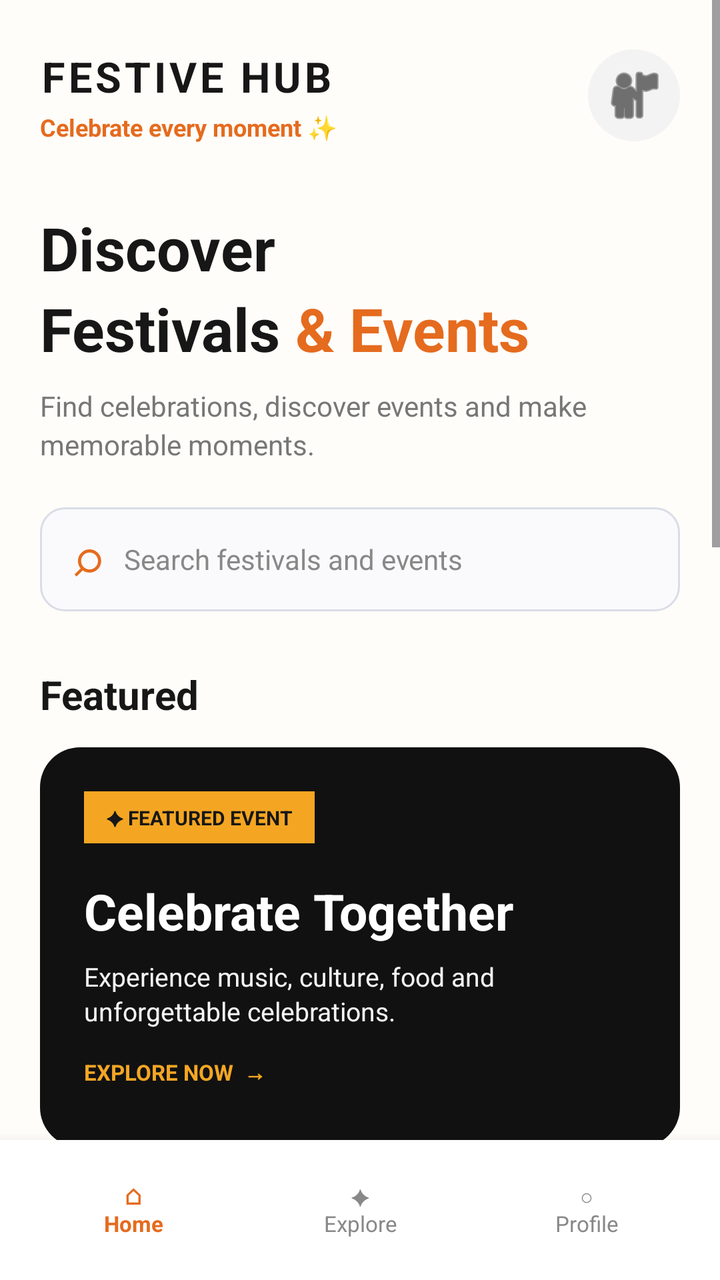
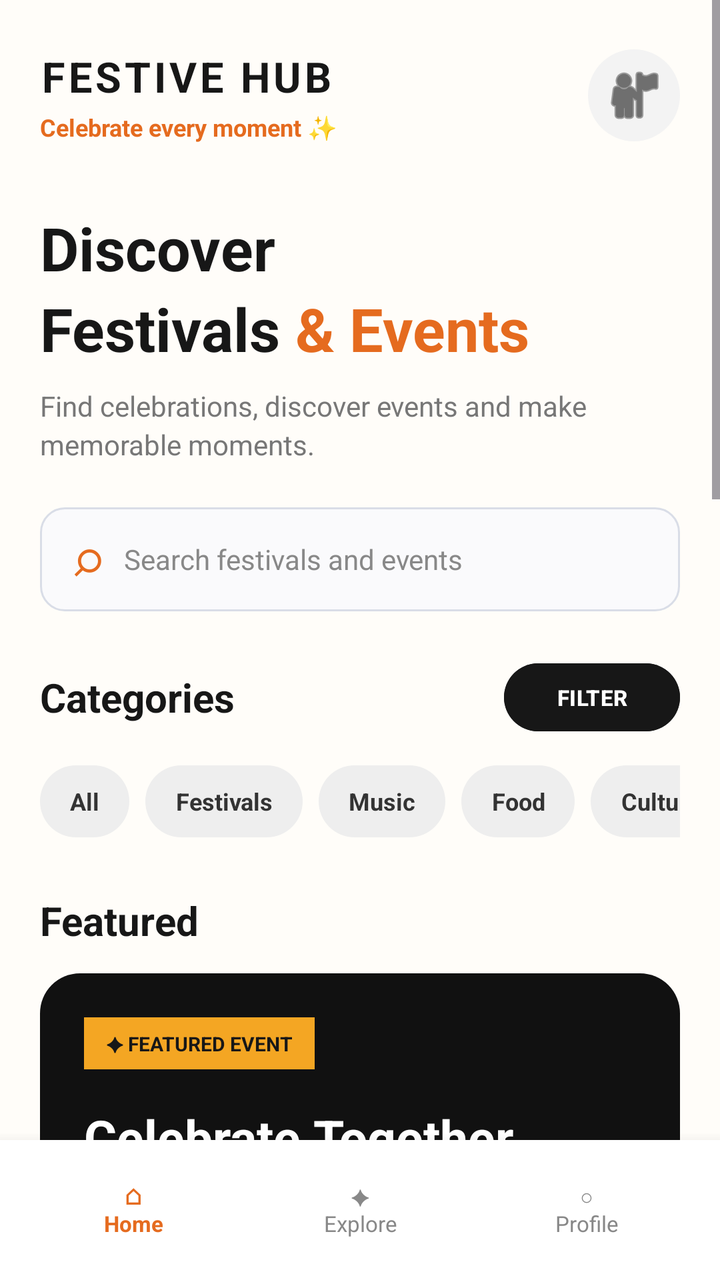

Compare the two renders of this Android layout. The source of the first and the diff that turns it into the second are given below.
<!-- AndroidManifest.xml: application theme Theme.Festive_hub -->
<!-- res/layout/activity_main.xml -->
<?xml version="1.0" encoding="utf-8"?>
<androidx.constraintlayout.widget.ConstraintLayout
    xmlns:android="http://schemas.android.com/apk/res/android"
    xmlns:app="http://schemas.android.com/apk/res-auto"
    android:id="@+id/main"
    android:layout_width="match_parent"
    android:layout_height="match_parent"
    android:background="#FFFDF9">

    <ScrollView
        android:layout_width="0dp"
        android:layout_height="0dp"
        android:fillViewport="true"
        android:clipToPadding="false"
        app:layout_constraintTop_toTopOf="parent"
        app:layout_constraintBottom_toTopOf="@id/bottomNavigation"
        app:layout_constraintStart_toStartOf="parent"
        app:layout_constraintEnd_toEndOf="parent">

        <LinearLayout
            android:layout_width="match_parent"
            android:layout_height="wrap_content"
            android:orientation="vertical"
            android:paddingStart="20dp"
            android:paddingTop="24dp"
            android:paddingEnd="20dp"
            android:paddingBottom="30dp">

            <LinearLayout
                android:layout_width="match_parent"
                android:layout_height="wrap_content"
                android:gravity="center_vertical"
                android:orientation="horizontal">

                <LinearLayout
                    android:layout_width="0dp"
                    android:layout_height="wrap_content"
                    android:layout_weight="1"
                    android:orientation="vertical">

                    <TextView
                        android:layout_width="wrap_content"
                        android:layout_height="wrap_content"
                        android:text="FESTIVE HUB"
                        android:textColor="#171717"
                        android:textSize="21sp"
                        android:textStyle="bold"
                        android:letterSpacing="0.08" />

                    <TextView
                        android:layout_width="wrap_content"
                        android:layout_height="wrap_content"
                        android:layout_marginTop="3dp"
                        android:text="Celebrate every moment ✨"
                        android:textColor="#E56B1F"
                        android:textSize="12sp"
                        android:textStyle="bold" />

                </LinearLayout>

                <ImageButton
                    android:id="@+id/btnProfile"
                    android:layout_width="46dp"
                    android:layout_height="46dp"
                    android:background="@drawable/bg_circle_light"
                    android:contentDescription="Profile"
                    android:padding="12dp"
                    android:src="@android:drawable/ic_menu_myplaces"
                    app:tint="#171717" />

            </LinearLayout>

            <TextView
                android:layout_width="match_parent"
                android:layout_height="wrap_content"
                android:layout_marginTop="32dp"
                android:text="Discover"
                android:textColor="#171717"
                android:textSize="30sp"
                android:textStyle="bold" />

            <LinearLayout
                android:layout_width="wrap_content"
                android:layout_height="wrap_content"
                android:orientation="horizontal">

                <TextView
                    android:layout_width="wrap_content"
                    android:layout_height="wrap_content"
                    android:text="Festivals "
                    android:textColor="#171717"
                    android:textSize="30sp"
                    android:textStyle="bold" />

                <TextView
                    android:layout_width="wrap_content"
                    android:layout_height="wrap_content"
                    android:text="&amp; Events"
                    android:textColor="#E56B1F"
                    android:textSize="30sp"
                    android:textStyle="bold" />

            </LinearLayout>

            <TextView
                android:layout_width="match_parent"
                android:layout_height="wrap_content"
                android:layout_marginTop="9dp"
                android:text="Find celebrations, discover events and make memorable moments."
                android:textColor="#777777"
                android:textSize="14sp"
                android:lineSpacingExtra="3dp" />

            <LinearLayout
                android:layout_width="match_parent"
                android:layout_height="52dp"
                android:layout_marginTop="22dp"
                android:background="@drawable/bg_input"
                android:gravity="center_vertical"
                android:paddingStart="16dp"
                android:paddingEnd="16dp"
                android:orientation="horizontal">

                <TextView
                    android:layout_width="wrap_content"
                    android:layout_height="wrap_content"
                    android:text="⌕"
                    android:textColor="#E56B1F"
                    android:textSize="25sp" />

                <TextView
                    android:layout_width="0dp"
                    android:layout_height="wrap_content"
                    android:layout_weight="1"
                    android:layout_marginStart="10dp"
                    android:text="Search festivals and events"
                    android:textColor="#888888"
                    android:textSize="14sp" />

            </LinearLayout>

            <TextView
                android:layout_width="wrap_content"
                android:layout_height="wrap_content"
                android:layout_marginTop="28dp"
                android:text="Featured"
                android:textColor="#171717"
                android:textSize="20sp"
                android:textStyle="bold" />

            <LinearLayout
                android:layout_width="match_parent"
                android:layout_height="200dp"
                android:layout_marginTop="13dp"
                android:background="@drawable/bg_featured"
                android:orientation="vertical"
                android:padding="22dp">

                <LinearLayout
                    android:layout_width="wrap_content"
                    android:layout_height="wrap_content"
                    android:background="#F4A623"
                    android:paddingStart="11dp"
                    android:paddingTop="6dp"
                    android:paddingEnd="11dp"
                    android:paddingBottom="6dp">

                    <TextView
                        android:layout_width="wrap_content"
                        android:layout_height="wrap_content"
                        android:text="✦ FEATURED EVENT"
                        android:textColor="#171717"
                        android:textSize="10sp"
                        android:textStyle="bold" />

                </LinearLayout>

                <TextView
                    android:layout_width="match_parent"
                    android:layout_height="wrap_content"
                    android:layout_marginTop="17dp"
                    android:text="Celebrate Together"
                    android:textColor="#FFFFFF"
                    android:textSize="25sp"
                    android:textStyle="bold" />

                <TextView
                    android:layout_width="match_parent"
                    android:layout_height="wrap_content"
                    android:layout_marginTop="7dp"
                    android:text="Experience music, culture, food and unforgettable celebrations."
                    android:textColor="#F4F4F4"
                    android:textSize="13sp"
                    android:lineSpacingExtra="2dp" />

                <TextView
                    android:layout_width="wrap_content"
                    android:layout_height="wrap_content"
                    android:layout_marginTop="14dp"
                    android:text="EXPLORE NOW  →"
                    android:textColor="#F4A623"
                    android:textSize="11sp"
                    android:textStyle="bold" />

            </LinearLayout>

            <TextView
                android:layout_width="wrap_content"
                android:layout_height="wrap_content"
                android:layout_marginTop="28dp"
                android:text="Explore"
                android:textColor="#171717"
                android:textSize="20sp"
                android:textStyle="bold" />

            <LinearLayout
                android:layout_width="match_parent"
                android:layout_height="wrap_content"
                android:layout_marginTop="13dp"
                android:orientation="horizontal">

                <LinearLayout
                    android:id="@+id/cardFestivals"
                    android:layout_width="0dp"
                    android:layout_height="125dp"
                    android:layout_marginEnd="6dp"
                    android:layout_weight="1"
                    android:background="@drawable/bg_card"
                    android:clickable="true"
                    android:focusable="true"
                    android:orientation="vertical"
                    android:padding="16dp">

                    <TextView
                        android:layout_width="42dp"
                        android:layout_height="42dp"
                        android:background="#FFF0D9"
                        android:gravity="center"
                        android:text="✦"
                        android:textColor="#E56B1F"
                        android:textSize="24sp" />

                    <TextView
                        android:layout_width="wrap_content"
                        android:layout_height="wrap_content"
                        android:layout_marginTop="8dp"
                        android:text="Festivals"
                        android:textColor="#171717"
                        android:textSize="15sp"
                        android:textStyle="bold" />

                    <TextView
                        android:layout_width="wrap_content"
                        android:layout_height="wrap_content"
                        android:text="Discover"
                        android:textColor="#777777"
                        android:textSize="11sp" />

                </LinearLayout>

                <LinearLayout
                    android:id="@+id/cardEvents"
                    android:layout_width="0dp"
                    android:layout_height="125dp"
                    android:layout_marginStart="6dp"
                    android:layout_weight="1"
                    android:background="@drawable/bg_card"
                    android:clickable="true"
                    android:focusable="true"
                    android:orientation="vertical"
                    android:padding="16dp">

                    <TextView
                        android:layout_width="42dp"
                        android:layout_height="42dp"
                        android:background="#FCE6F0"
                        android:gravity="center"
                        android:text="◷"
                        android:textColor="#D93F73"
                        android:textSize="24sp" />

                    <TextView
                        android:layout_width="wrap_content"
                        android:layout_height="wrap_content"
                        android:layout_marginTop="8dp"
                        android:text="Events"
                        android:textColor="#171717"
                        android:textSize="15sp"
                        android:textStyle="bold" />

                    <TextView
                        android:layout_width="wrap_content"
                        android:layout_height="wrap_content"
                        android:text="What's next"
                        android:textColor="#777777"
                        android:textSize="11sp" />

                </LinearLayout>

            </LinearLayout>

            <LinearLayout
                android:layout_width="match_parent"
                android:layout_height="wrap_content"
                android:layout_marginTop="30dp"
                android:gravity="center_vertical"
                android:orientation="horizontal">

                <TextView
                    android:layout_width="0dp"
                    android:layout_height="wrap_content"
                    android:layout_weight="1"
                    android:text="Upcoming Events"
                    android:textColor="#171717"
                    android:textSize="20sp"
                    android:textStyle="bold" />

                <TextView
                    android:id="@+id/txtSeeAll"
                    android:layout_width="wrap_content"
                    android:layout_height="wrap_content"
                    android:text="See all  →"
                    android:textColor="#E56B1F"
                    android:textSize="12sp"
                    android:textStyle="bold" />

            </LinearLayout>

            <LinearLayout
                android:id="@+id/eventCard"
                android:layout_width="match_parent"
                android:layout_height="100dp"
                android:layout_marginTop="14dp"
                android:background="@drawable/bg_card"
                android:gravity="center_vertical"
                android:orientation="horizontal"
                android:padding="13dp">

                <LinearLayout
                    android:layout_width="60dp"
                    android:layout_height="70dp"
                    android:background="#E56B1F"
                    android:gravity="center"
                    android:orientation="vertical">

                    <TextView
                        android:layout_width="wrap_content"
                        android:layout_height="wrap_content"
                        android:text="24"
                        android:textColor="#FFFFFF"
                        android:textSize="21sp"
                        android:textStyle="bold" />

                    <TextView
                        android:layout_width="wrap_content"
                        android:layout_height="wrap_content"
                        android:text="OCT"
                        android:textColor="#FFFFFF"
                        android:textSize="10sp"
                        android:textStyle="bold" />

                </LinearLayout>

                <LinearLayout
                    android:layout_width="0dp"
                    android:layout_height="wrap_content"
                    android:layout_marginStart="14dp"
                    android:layout_weight="1"
                    android:orientation="vertical">

                    <TextView
                        android:layout_width="match_parent"
                        android:layout_height="wrap_content"
                        android:text="Diwali Celebration"
                        android:textColor="#171717"
                        android:textSize="15sp"
                        android:textStyle="bold" />

                    <TextView
                        android:layout_width="match_parent"
                        android:layout_height="wrap_content"
                        android:layout_marginTop="5dp"
                        android:text="New Delhi • 6:00 PM"
                        android:textColor="#777777"
                        android:textSize="12sp" />

                    <TextView
                        android:layout_width="wrap_content"
                        android:layout_height="wrap_content"
                        android:layout_marginTop="5dp"
                        android:text="₹499"
                        android:textColor="#E56B1F"
                        android:textSize="12sp"
                        android:textStyle="bold" />

                </LinearLayout>

                <TextView
                    android:layout_width="wrap_content"
                    android:layout_height="wrap_content"
                    android:text="›"
                    android:textColor="#E56B1F"
                    android:textSize="28sp" />

            </LinearLayout>

            <LinearLayout
                android:layout_width="match_parent"
                android:layout_height="100dp"
                android:layout_marginTop="10dp"
                android:background="@drawable/bg_card"
                android:gravity="center_vertical"
                android:orientation="horizontal"
                android:padding="13dp">

                <LinearLayout
                    android:layout_width="60dp"
                    android:layout_height="70dp"
                    android:background="#D93F73"
                    android:gravity="center"
                    android:orientation="vertical">

                    <TextView
                        android:layout_width="wrap_content"
                        android:layout_height="wrap_content"
                        android:text="02"
                        android:textColor="#FFFFFF"
                        android:textSize="21sp"
                        android:textStyle="bold" />

                    <TextView
                        android:layout_width="wrap_content"
                        android:layout_height="wrap_content"
                        android:text="NOV"
                        android:textColor="#FFFFFF"
                        android:textSize="10sp"
                        android:textStyle="bold" />

                </LinearLayout>

                <LinearLayout
                    android:layout_width="0dp"
                    android:layout_height="wrap_content"
                    android:layout_marginStart="14dp"
                    android:layout_weight="1"
                    android:orientation="vertical">

                    <TextView
                        android:layout_width="match_parent"
                        android:layout_height="wrap_content"
                        android:text="Navratri Night"
                        android:textColor="#171717"
                        android:textSize="15sp"
                        android:textStyle="bold" />

                    <TextView
                        android:layout_width="match_parent"
                        android:layout_height="wrap_content"
                        android:layout_marginTop="5dp"
                        android:text="Ahmedabad • 7:30 PM"
                        android:textColor="#777777"
                        android:textSize="12sp" />

                    <TextView
                        android:layout_width="wrap_content"
                        android:layout_height="wrap_content"
                        android:layout_marginTop="5dp"
                        android:text="₹699"
                        android:textColor="#D93F73"
                        android:textSize="12sp"
                        android:textStyle="bold" />

                </LinearLayout>

                <TextView
                    android:layout_width="wrap_content"
                    android:layout_height="wrap_content"
                    android:text="›"
                    android:textColor="#D93F73"
                    android:textSize="28sp" />

            </LinearLayout>

            <LinearLayout
                android:layout_width="match_parent"
                android:layout_height="100dp"
                android:layout_marginTop="10dp"
                android:background="@drawable/bg_card"
                android:gravity="center_vertical"
                android:orientation="horizontal"
                android:padding="13dp">

                <LinearLayout
                    android:layout_width="60dp"
                    android:layout_height="70dp"
                    android:background="#2F8F5B"
                    android:gravity="center"
                    android:orientation="vertical">

                    <TextView
                        android:layout_width="wrap_content"
                        android:layout_height="wrap_content"
                        android:text="15"
                        android:textColor="#FFFFFF"
                        android:textSize="21sp"
                        android:textStyle="bold" />

                    <TextView
                        android:layout_width="wrap_content"
                        android:layout_height="wrap_content"
                        android:text="NOV"
                        android:textColor="#FFFFFF"
                        android:textSize="10sp"
                        android:textStyle="bold" />

                </LinearLayout>

                <LinearLayout
                    android:layout_width="0dp"
                    android:layout_height="wrap_content"
                    android:layout_marginStart="14dp"
                    android:layout_weight="1"
                    android:orientation="vertical">

                    <TextView
                        android:layout_width="match_parent"
                        android:layout_height="wrap_content"
                        android:text="Food &amp; Culture Fest"
                        android:textColor="#171717"
                        android:textSize="15sp"
                        android:textStyle="bold" />

                    <TextView
                        android:layout_width="match_parent"
                        android:layout_height="wrap_content"
                        android:layout_marginTop="5dp"
                        android:text="Mumbai • 5:00 PM"
                        android:textColor="#777777"
                        android:textSize="12sp" />

                    <TextView
                        android:layout_width="wrap_content"
                        android:layout_height="wrap_content"
                        android:layout_marginTop="5dp"
                        android:text="₹299"
                        android:textColor="#2F8F5B"
                        android:textSize="12sp"
                        android:textStyle="bold" />

                </LinearLayout>

                <TextView
                    android:layout_width="wrap_content"
                    android:layout_height="wrap_content"
                    android:text="›"
                    android:textColor="#2F8F5B"
                    android:textSize="28sp" />

            </LinearLayout>

        </LinearLayout>

    </ScrollView>

    <LinearLayout
        android:id="@+id/bottomNavigation"
        android:layout_width="0dp"
        android:layout_height="70dp"
        android:background="#FFFFFF"
        android:elevation="10dp"
        android:gravity="center"
        android:orientation="horizontal"
        android:paddingStart="10dp"
        android:paddingEnd="10dp"
        app:layout_constraintBottom_toBottomOf="parent"
        app:layout_constraintStart_toStartOf="parent"
        app:layout_constraintEnd_toEndOf="parent">

        <TextView
            android:id="@+id/navHome"
            android:layout_width="0dp"
            android:layout_height="match_parent"
            android:layout_weight="1"
            android:gravity="center"
            android:text="⌂&#10;Home"
            android:textColor="#E56B1F"
            android:textSize="11sp"
            android:textStyle="bold" />

        <TextView
            android:id="@+id/navExplore"
            android:layout_width="0dp"
            android:layout_height="match_parent"
            android:layout_weight="1"
            android:gravity="center"
            android:text="✦&#10;Explore"
            android:textColor="#888888"
            android:textSize="11sp" />

        <TextView
            android:id="@+id/navProfile"
            android:layout_width="0dp"
            android:layout_height="match_parent"
            android:layout_weight="1"
            android:gravity="center"
            android:text="○&#10;Profile"
            android:textColor="#888888"
            android:textSize="11sp" />

    </LinearLayout>

</androidx.constraintlayout.widget.ConstraintLayout>
<!-- resources referenced by this layout -->
<resources>
  <!-- drawable bg_card (drawable) -->
  <?xml version="1.0" encoding="utf-8"?>
  <shape xmlns:android="http://schemas.android.com/apk/res/android"
      android:shape="rectangle">
  
      <solid android:color="#F7F7F7"/>
  
      <stroke
          android:width="1dp"
          android:color="#E5E5E5"/>
  
      <corners android:radius="16dp"/>
  
  </shape>
  <!-- drawable bg_circle_light (drawable) -->
  <?xml version="1.0" encoding="utf-8"?>
  <shape xmlns:android="http://schemas.android.com/apk/res/android"
      android:shape="oval">
  
      <solid android:color="#F3F3F3"/>
  
  </shape>
  <!-- drawable bg_featured (drawable) -->
  <?xml version="1.0" encoding="utf-8"?>
  <shape xmlns:android="http://schemas.android.com/apk/res/android"
      android:shape="rectangle">
  
      <solid android:color="#111111"/>
  
      <corners android:radius="20dp"/>
  
  </shape>
  <!-- drawable bg_input (drawable) -->
  <?xml version="1.0" encoding="utf-8"?>
  <shape xmlns:android="http://schemas.android.com/apk/res/android"
      android:shape="rectangle">
  
      <solid android:color="#FAFAFC" />
  
      <stroke
          android:width="1dp"
          android:color="#D9DDE7" />
  
      <corners android:radius="12dp" />
  
      <padding
          android:left="16dp"
          android:right="16dp" />
  
  </shape>
  <style name="Theme.Festive_hub" parent="Base.Theme.Festive_hub" />
  <style name="Base.Theme.Festive_hub" parent="Theme.Material3.DayNight.NoActionBar">
          
          
      </style>
</resources>

<!-- the commit's change to res/layout/activity_main.xml (unified diff, before → after) -->
@@ -139,6 +139,130 @@
 
             </LinearLayout>
 
+            <LinearLayout
+                android:layout_width="match_parent"
+                android:layout_height="wrap_content"
+                android:layout_marginTop="22dp"
+                android:gravity="center_vertical"
+                android:orientation="horizontal">
+
+                <TextView
+                    android:layout_width="0dp"
+                    android:layout_height="wrap_content"
+                    android:layout_weight="1"
+                    android:text="Categories"
+                    android:textColor="#171717"
+                    android:textSize="20sp"
+                    android:textStyle="bold" />
+
+                <Button
+                    android:id="@+id/btnFilter"
+                    android:layout_width="wrap_content"
+                    android:layout_height="42dp"
+                    android:backgroundTint="#171717"
+                    android:text="FILTER"
+                    android:textColor="#FFFFFF"
+                    android:textSize="11sp"
+                    android:textStyle="bold" />
+
+            </LinearLayout>
+
+            <HorizontalScrollView
+                android:layout_width="match_parent"
+                android:layout_height="wrap_content"
+                android:layout_marginTop="13dp"
+                android:scrollbars="none">
+
+                <LinearLayout
+                    android:id="@+id/categoryContainer"
+                    android:layout_width="wrap_content"
+                    android:layout_height="wrap_content"
+                    android:orientation="horizontal">
+
+                    <TextView
+                        android:id="@+id/categoryAll"
+                        android:layout_width="wrap_content"
+                        android:layout_height="36dp"
+                        android:background="@drawable/bg_category"
+                        android:clickable="true"
+                        android:focusable="true"
+                        android:gravity="center"
+                        android:paddingStart="15dp"
+                        android:paddingEnd="15dp"
+                        android:text="All"
+                        android:textColor="#333333"
+                        android:textSize="12sp"
+                        android:textStyle="bold"
+                       />
+
+                    <TextView
+                        android:id="@+id/categoryFestivals"
+                        android:layout_width="wrap_content"
+                        android:layout_height="36dp"
+                        android:layout_marginStart="8dp"
+                        android:background="@drawable/bg_category"
+                        android:clickable="true"
+                        android:focusable="true"
+                        android:gravity="center"
+                        android:paddingStart="15dp"
+                        android:paddingEnd="15dp"
+                        android:text="Festivals"
+                        android:textColor="#333333"
+                        android:textSize="12sp"
+                        android:textStyle="bold" />
+
+                    <TextView
+                        android:id="@+id/categoryMusic"
+                        android:layout_width="wrap_content"
+                        android:layout_height="36dp"
+                        android:layout_marginStart="8dp"
+                        android:background="@drawable/bg_category"
+                        android:clickable="true"
+                        android:focusable="true"
+                        android:gravity="center"
+                        android:paddingStart="15dp"
+                        android:paddingEnd="15dp"
+                        android:text="Music"
+                        android:textColor="#333333"
+                        android:textSize="12sp"
+                        android:textStyle="bold" />
+
+                    <TextView
+                        android:id="@+id/categoryFood"
+                        android:layout_width="wrap_content"
+                        android:layout_height="36dp"
+                        android:layout_marginStart="8dp"
+                        android:background="@drawable/bg_category"
+                        android:clickable="true"
+                        android:focusable="true"
+                        android:gravity="center"
+                        android:paddingStart="15dp"
+                        android:paddingEnd="15dp"
+                        android:text="Food"
+                        android:textColor="#333333"
+                        android:textSize="12sp"
+                        android:textStyle="bold" />
+
+                    <TextView
+                        android:id="@+id/categoryCulture"
+                        android:layout_width="wrap_content"
+                        android:layout_height="36dp"
+                        android:layout_marginStart="8dp"
+                        android:background="@drawable/bg_category"
+                        android:clickable="true"
+                        android:focusable="true"
+                        android:gravity="center"
+                        android:paddingStart="15dp"
+                        android:paddingEnd="15dp"
+                        android:text="Culture"
+                        android:textColor="#333333"
+                        android:textSize="12sp"
+                        android:textStyle="bold" />
+
+                </LinearLayout>
+
+            </HorizontalScrollView>
+
             <TextView
                 android:layout_width="wrap_content"
                 android:layout_height="wrap_content"
@@ -362,6 +486,7 @@
                 </LinearLayout>
 
                 <LinearLayout
+                    android:id="@+id/eventCard2"
                     android:layout_width="0dp"
                     android:layout_height="wrap_content"
                     android:layout_marginStart="14dp"
@@ -405,6 +530,7 @@
             </LinearLayout>
 
             <LinearLayout
+                android:id="@+id/eventCard3"
                 android:layout_width="match_parent"
                 android:layout_height="100dp"
                 android:layout_marginTop="10dp"
<!-- resource entries referenced after the edit -->
@@ -14,6 +14,35 @@
       <corners android:radius="16dp"/>
   
   </shape>
+  <!-- drawable bg_category (drawable) -->
+  <?xml version="1.0" encoding="utf-8"?>
+  <selector xmlns:android="http://schemas.android.com/apk/res/android">
+  
+      <item android:state_selected="true">
+          <shape android:shape="rectangle">
+              <solid android:color="#F26B21" />
+              <corners android:radius="20dp" />
+              <padding
+                  android:left="12dp"
+                  android:right="12dp"
+                  android:top="6dp"
+                  android:bottom="6dp" />
+          </shape>
+      </item>
+  
+      <item>
+          <shape android:shape="rectangle">
+              <solid android:color="#EEEEEE" />
+              <corners android:radius="20dp" />
+              <padding
+                  android:left="12dp"
+                  android:right="12dp"
+                  android:top="6dp"
+                  android:bottom="6dp" />
+          </shape>
+      </item>
+  
+  </selector>
   <!-- drawable bg_circle_light (drawable) -->
   <?xml version="1.0" encoding="utf-8"?>
   <shape xmlns:android="http://schemas.android.com/apk/res/android"
